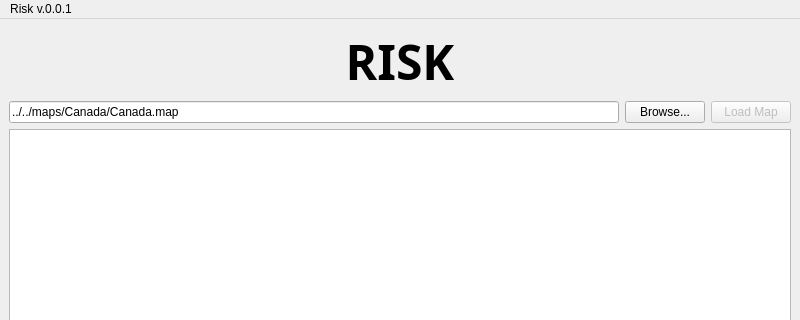
This is gui/main_window.ui in TaimoorRana/Risk as Qt 5 draws it before an edit; both pictures show x 0 to 800 and y 0 to 320 of the 800 by 600 pixel window. The edited form follows.
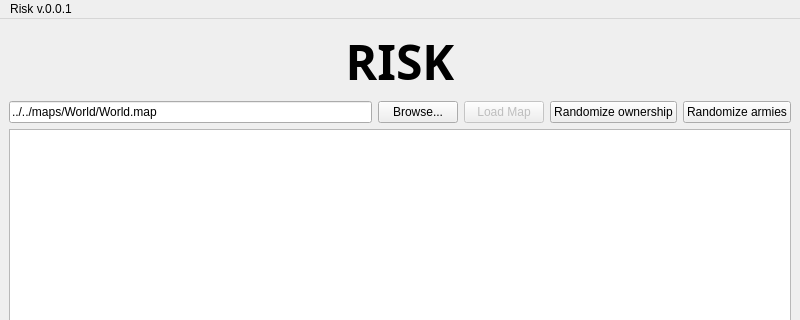
This is the edited form.

Commit message: Display continents and player ownership using colors

Diff of the .ui file:
```diff
--- a/gui/main_window.ui
+++ b/gui/main_window.ui
@@ -41,7 +41,7 @@
       <item>
        <widget class="QLineEdit" name="filenameLineEdit">
         <property name="text">
-         <string>../../maps/Canada/Canada.map</string>
+         <string>../../maps/World/World.map</string>
         </property>
        </widget>
       </item>
@@ -62,6 +62,20 @@
         </property>
        </widget>
       </item>
+      <item>
+       <widget class="QPushButton" name="randOwnerPushButton">
+        <property name="text">
+         <string>Randomize ownership</string>
+        </property>
+       </widget>
+      </item>
+      <item>
+       <widget class="QPushButton" name="randArmiesPushButton">
+        <property name="text">
+         <string>Randomize armies</string>
+        </property>
+       </widget>
+      </item>
      </layout>
     </item>
     <item>
```
The commit also changes 10 other files.
